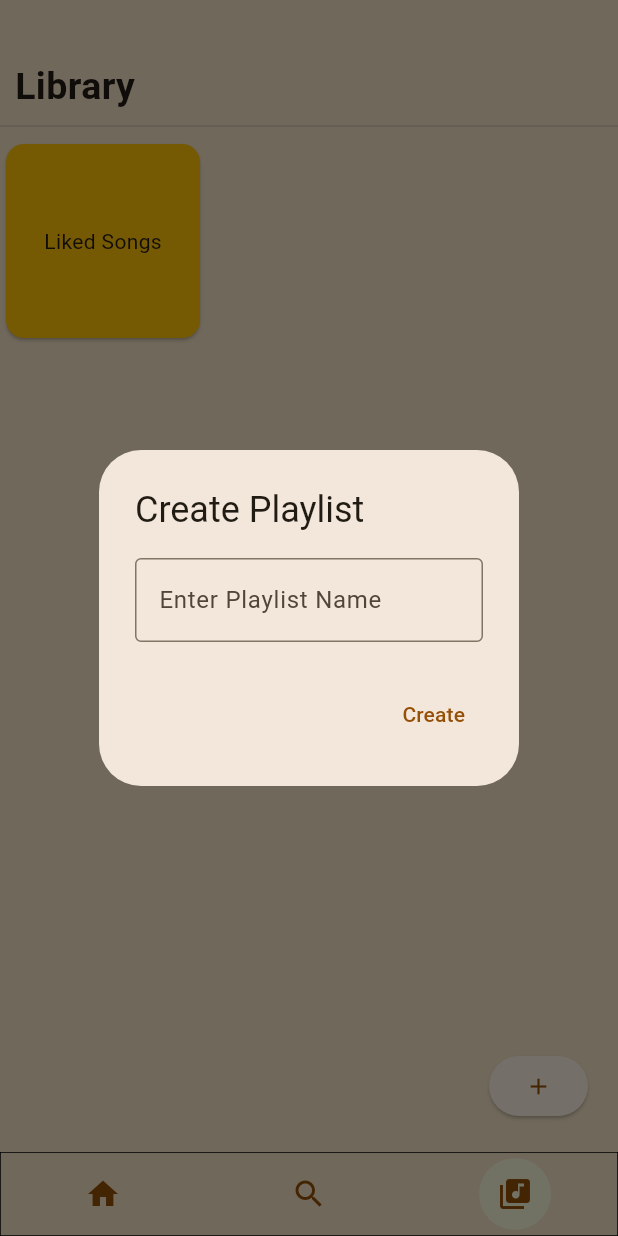
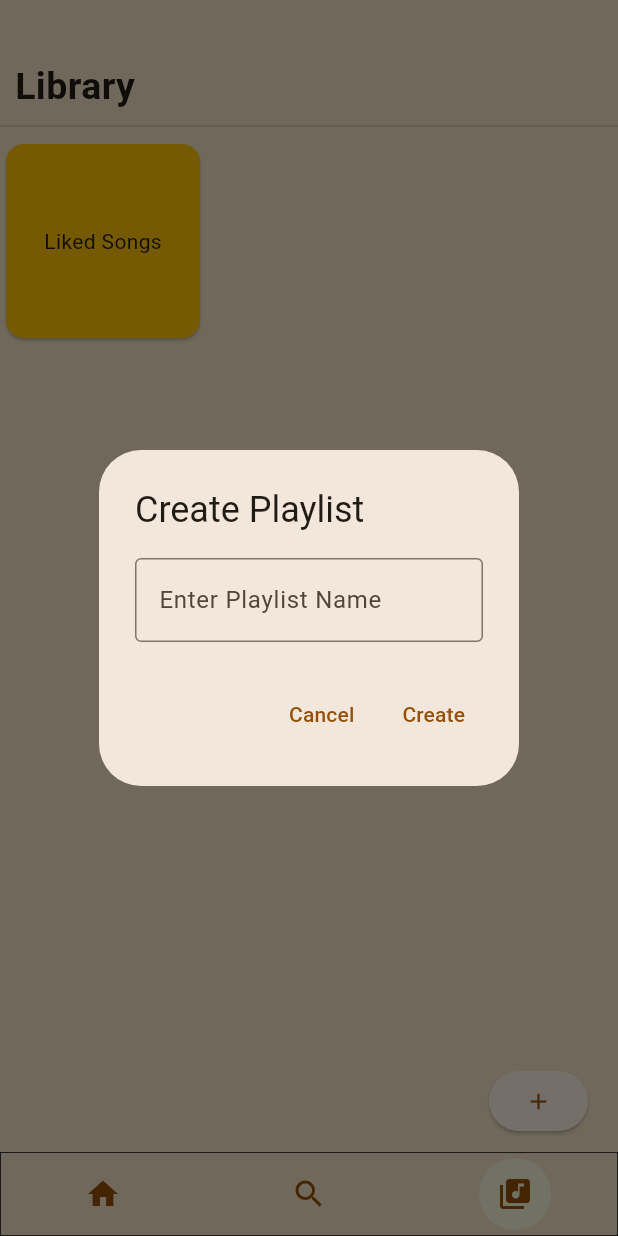
Before and after one commit to burhanuddin-limdi/limusic, a Flutter app: the screen it shows after launch, item 3 of the bottom bar chosen, after a tap on the "add" icon, on a phone screen of 412 x 824 dp. Run offline on Flutter 3.47's test engine with Material 2 defaults, Android fonts, the phone set to English and light mode, and no system bars; drawn by our look-alikes of flutter_snake_navigationbar; our stand-ins replace audio_service, bloc, flutter_bloc, hive, hive_flutter, just_audio and 4 more; missing offline and left inert: flutter_downloader, youtube_explode_dart; accounts and stored records are empty.

Commit message:
minor bugs fixed

```diff
--- a/lib/pages/home_page.dart
+++ b/lib/pages/home_page.dart
@@ -75,7 +75,6 @@ class HomePageState extends State<HomePage> {
           FutureBuilder(
             future: getTopDaily(),
             builder: (context, AsyncSnapshot<dynamic> snapshot) {
-              print('future builder called');
               switch (snapshot.connectionState) {
                 case ConnectionState.waiting:
                   return const CircularProgressIndicator();
--- a/lib/pages/library_page.dart
+++ b/lib/pages/library_page.dart
@@ -1,8 +1,7 @@
 import 'package:flutter/material.dart';
-import 'package:flutter_bloc/flutter_bloc.dart';
 import 'package:limusic/pages/user_playlist_page.dart';
+import 'package:limusic/widgets/library_menu.dart';
 import '../API/api.dart';
-import '../blocs/root_bloc/root_bloc.dart';
 
 class LibraryPage extends StatefulWidget {
   const LibraryPage({super.key});
@@ -18,11 +17,13 @@ class _LibraryPageState extends State<LibraryPage> {
 
   final GlobalKey<RefreshIndicatorState> _refreshIndicatorKey =
       GlobalKey<RefreshIndicatorState>();
+  bool isNameValid = true;
 
   @override
   void initState() {
     super.initState();
     _getUserPlaylistData();
+    isNameValid = true;
   }
 
   Future<void> _getUserPlaylistData() async {
@@ -79,14 +80,22 @@ class _LibraryPageState extends State<LibraryPage> {
                         ),
                         itemCount: snapshot.data?.length,
                         itemBuilder: (BuildContext context, int index) {
-                          return BlocBuilder<RootBloc, RootState>(
-                            builder: (context, state) {
                           return GestureDetector(
+                            onLongPress: () {
+                              if (snapshot.data?[index]['key'] !=
+                                  'Liked Songs') {
+                                openLibraryMenu(
+                                  context,
+                                  snapshot.data?[index]['key'],
+                                );
+                              }
+                            },
                             onTap: () => Navigator.push(
                               context,
                               MaterialPageRoute(
                                 builder: (context) => UserPlaylistPage(
-                                        playlist: snapshot.data?[index]),
+                                  playlist: snapshot.data?[index],
+                                ),
                               ),
                             ),
                             child: Card(
@@ -100,17 +109,12 @@ class _LibraryPageState extends State<LibraryPage> {
                           );
                         },
                       );
-                        },
-                      );
                     }
                   },
                 ),
               ),
-              BlocBuilder<RootBloc, RootState>(
-                builder: (context, state) {
-                  final songState = state as ChangeSongState;
-                  return Positioned(
-                    bottom: songState.song != null ? 70 : 20,
+              Positioned(
+                bottom: 10,
                 right: 20,
                 child: ElevatedButton(
                   onPressed: () {
@@ -119,22 +123,51 @@ class _LibraryPageState extends State<LibraryPage> {
                       builder: (BuildContext context) {
                         return AlertDialog(
                           title: const Text('Create Playlist'),
-                              content: TextField(
+                          content: Column(
+                            mainAxisSize: MainAxisSize.min,
+                            children: [
+                              TextField(
                                 controller: myController,
+                                onChanged: (value) => setState(
+                                  () => isNameValid = true,
+                                ),
                                 decoration: const InputDecoration(
                                   border: OutlineInputBorder(),
                                   labelText: 'Enter Playlist Name',
                                 ),
                               ),
+                              Visibility(
+                                visible: !isNameValid,
+                                child: const Text(
+                                  'Playist already exists',
+                                  style: TextStyle(color: Colors.red),
+                                ),
+                              )
+                            ],
+                          ),
                           actions: [
                             TextButton(
-                                  onPressed: () {
+                              onPressed: () => Navigator.of(context).pop(),
+                              child: const Text('Cancel'),
+                            ),
+                            TextButton(
+                              child: const Text('Create'),
+                              onPressed: () async {
+                                if (myController.text.isNotEmpty) {
+                                  if (await checkForDuplicatePlaylist(
+                                      myController.text)) {
+                                    setState(() {
+                                      isNameValid = false;
+                                    });
+                                    _refreshIndicatorKey.currentState?.show();
+                                  } else {
                                     addUserPlaylist(myController.text);
                                     myController.text = '';
                                     _refreshIndicatorKey.currentState?.show();
                                     Navigator.of(context).pop();
+                                  }
+                                }
                               },
-                                  child: const Text('Create'),
                             )
                           ],
                         );
@@ -143,8 +176,6 @@ class _LibraryPageState extends State<LibraryPage> {
                   },
                   child: const Icon(Icons.add),
                 ),
-                  );
-                },
               ),
             ],
           ),
--- a/lib/services/router_service.dart
+++ b/lib/services/router_service.dart
@@ -21,11 +21,11 @@ class RouterService {
   static Route<dynamic> generateRoute(RouteSettings settings) {
     switch (settings.name) {
       case RoutePaths.home:
-        return MaterialPageRoute(builder: (_) => HomePage());
+        return MaterialPageRoute(builder: (_) => const HomePage());
       case RoutePaths.search:
-        return MaterialPageRoute(builder: (_) => SearchPage());
+        return MaterialPageRoute(builder: (_) => const SearchPage());
       case RoutePaths.library:
-        return MaterialPageRoute(builder: (_) => LibraryPage());
+        return MaterialPageRoute(builder: (_) => const LibraryPage());
 
       default:
         throw Exception('Invalid route: ${settings.name}');
```
Also changed, not shown: lib/API/api.dart (+18 -1 lines), lib/widgets/library_menu.dart (added, +49 -0 lines). Lines whose indentation alone changed are shown as unchanged.
